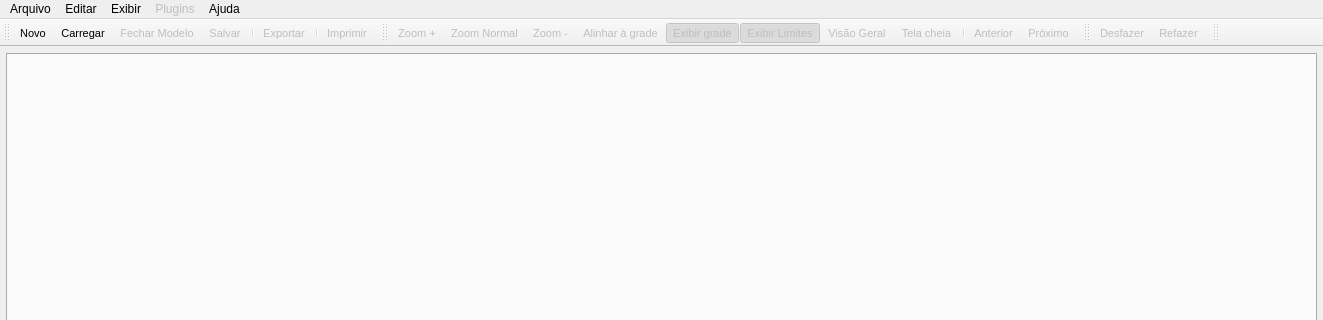
The window that libpgmodeler_ui/ui/formprincipal.ui (pgmodeler/pgmodeler) describes before a commit, drawn with Qt 5; both pictures show x 0 to 1323 and y 0 to 320 of the 1323 by 600 pixel window.
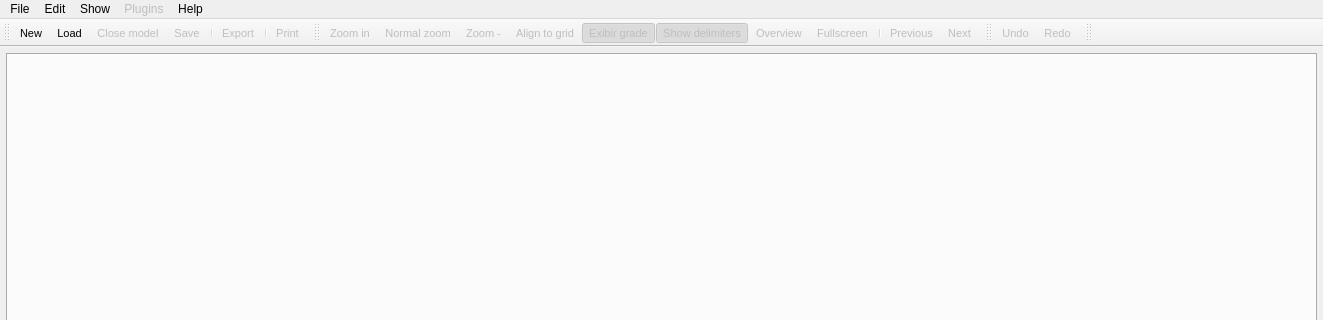
The same window after the commit. Icons and pictures are not drawn.

The edit to the form file:
```diff
--- a/libpgmodeler_ui/ui/formprincipal.ui
+++ b/libpgmodeler_ui/ui/formprincipal.ui
@@ -91,7 +91,7 @@
      <x>0</x>
      <y>0</y>
      <width>1323</width>
-     <height>25</height>
+     <height>21</height>
     </rect>
    </property>
    <property name="defaultUp">
@@ -99,7 +99,7 @@
    </property>
    <widget class="QMenu" name="menuArquivo">
     <property name="title">
-     <string>Arquivo</string>
+     <string>File</string>
     </property>
     <addaction name="action_novo_modelo"/>
     <addaction name="action_carregar_modelo"/>
@@ -116,7 +116,7 @@
    </widget>
    <widget class="QMenu" name="menuEditar">
     <property name="title">
-     <string>Editar</string>
+     <string>Edit</string>
     </property>
     <addaction name="action_desfazer"/>
     <addaction name="action_refazer"/>
@@ -126,13 +126,13 @@
    </widget>
    <widget class="QMenu" name="menuSobre">
     <property name="title">
-     <string>Ajuda</string>
+     <string>Help</string>
     </property>
     <addaction name="action_sobre"/>
    </widget>
    <widget class="QMenu" name="menuExibir">
     <property name="title">
-     <string>Exibir</string>
+     <string>Show</string>
     </property>
     <widget class="QMenu" name="menuFerramentas">
      <property name="title">
@@ -340,7 +340,7 @@
      <normaloff>:/icones/icones/novo.png</normaloff>:/icones/icones/novo.png</iconset>
    </property>
    <property name="text">
-    <string>Novo</string>
+    <string>New</string>
    </property>
    <property name="shortcut">
     <string>Ctrl+N</string>
@@ -355,7 +355,7 @@
      <normaloff>:/icones/icones/salvar.png</normaloff>:/icones/icones/salvar.png</iconset>
    </property>
    <property name="text">
-    <string>Salvar</string>
+    <string>Save</string>
    </property>
    <property name="shortcut">
     <string>Ctrl+S</string>
@@ -370,7 +370,7 @@
      <normaloff>:/icones/icones/zoom_mais.png</normaloff>:/icones/icones/zoom_mais.png</iconset>
    </property>
    <property name="text">
-    <string>Zoom +</string>
+    <string>Zoom in</string>
    </property>
    <property name="toolTip">
     <string>Ampliar zoom</string>
@@ -394,7 +394,7 @@
      <normaloff>:/icones/icones/zoom_menos.png</normaloff>:/icones/icones/zoom_menos.png</iconset>
    </property>
    <property name="text">
-    <string>Zoom -</string>
+    <string>Zoom out</string>
    </property>
    <property name="iconText">
     <string>Zoom -</string>
@@ -412,7 +412,7 @@
      <normaloff>:/icones/icones/abrir.png</normaloff>:/icones/icones/abrir.png</iconset>
    </property>
    <property name="text">
-    <string>Carregar</string>
+    <string>Load</string>
    </property>
    <property name="shortcut">
     <string>Ctrl+O</string>
@@ -427,7 +427,10 @@
      <normaloff>:/icones/icones/proximo.png</normaloff>:/icones/icones/proximo.png</iconset>
    </property>
    <property name="text">
-    <string>Próximo</string>
+    <string>Next</string>
+   </property>
+   <property name="toolTip">
+    <string>Next</string>
    </property>
   </action>
   <action name="action_anterior">
@@ -439,7 +442,7 @@
      <normaloff>:/icones/icones/anterior.png</normaloff>:/icones/icones/anterior.png</iconset>
    </property>
    <property name="text">
-    <string>Anterior</string>
+    <string>Previous</string>
    </property>
   </action>
   <action name="action_ajuda">
@@ -499,7 +502,7 @@
      <normaloff>:/icones/icones/imprimir.png</normaloff>:/icones/icones/imprimir.png</iconset>
    </property>
    <property name="text">
-    <string>Imprimir</string>
+    <string>Print</string>
    </property>
    <property name="shortcut">
     <string>Ctrl+P</string>
@@ -514,7 +517,7 @@
      <normaloff>:/icones/icones/desfazer.png</normaloff>:/icones/icones/desfazer.png</iconset>
    </property>
    <property name="text">
-    <string>Desfazer</string>
+    <string>Undo</string>
    </property>
    <property name="shortcut">
     <string>Ctrl+Z</string>
@@ -529,7 +532,7 @@
      <normaloff>:/icones/icones/refazer.png</normaloff>:/icones/icones/refazer.png</iconset>
    </property>
    <property name="text">
-    <string>Refazer</string>
+    <string>Redo</string>
    </property>
    <property name="shortcut">
     <string>Ctrl+Y</string>
@@ -556,7 +559,7 @@
      <normaloff>:/icones/icones/exportar.png</normaloff>:/icones/icones/exportar.png</iconset>
    </property>
    <property name="text">
-    <string>Exportar</string>
+    <string>Export</string>
    </property>
   </action>
   <action name="action_exibir_grade">
@@ -574,7 +577,7 @@
      <normaloff>:/icones/icones/grade.png</normaloff>:/icones/icones/grade.png</iconset>
    </property>
    <property name="text">
-    <string>Exibir grade</string>
+    <string>Show grid</string>
    </property>
    <property name="iconText">
     <string>Exibir grade</string>
@@ -592,7 +595,7 @@
      <normaloff>:/icones/icones/fechar.png</normaloff>:/icones/icones/fechar.png</iconset>
    </property>
    <property name="text">
-    <string>Fechar Modelo</string>
+    <string>Close model</string>
    </property>
   </action>
   <action name="action_zoom_normal">
@@ -604,7 +607,7 @@
      <normaloff>:/icones/icones/zoom_normal.png</normaloff>:/icones/icones/zoom_normal.png</iconset>
    </property>
    <property name="text">
-    <string>Zoom Normal</string>
+    <string>Normal zoom</string>
    </property>
    <property name="shortcut">
     <string>Ctrl+0</string>
@@ -625,7 +628,7 @@
      <normaloff>:/icones/icones/alinhargrade.png</normaloff>:/icones/icones/alinhargrade.png</iconset>
    </property>
    <property name="text">
-    <string>Alinhar à grade</string>
+    <string>Align to grid</string>
    </property>
    <property name="toolTip">
     <string>Alinhar objetos à grade</string>
@@ -643,7 +646,7 @@
      <normaloff>:/icones/icones/telacheia.png</normaloff>:/icones/icones/telacheia.png</iconset>
    </property>
    <property name="text">
-    <string>Tela cheia</string>
+    <string>Fullscreen</string>
    </property>
    <property name="toolTip">
     <string>Exibe o modelo em tela cheia</string>
@@ -667,7 +670,7 @@
      <normaloff>:/icones/icones/exibirlimpag.png</normaloff>:/icones/icones/exibirlimpag.png</iconset>
    </property>
    <property name="text">
-    <string>Exibir Limites</string>
+    <string>Show delimiters</string>
    </property>
    <property name="toolTip">
     <string>Exibe os limitadores de página</string>
@@ -704,7 +707,7 @@
      <normaloff>:/icones/icones/visaogeral.png</normaloff>:/icones/icones/visaogeral.png</iconset>
    </property>
    <property name="text">
-    <string>Visão Geral</string>
+    <string>Overview</string>
    </property>
    <property name="toolTip">
     <string>Exibe a visão geral do modelo</string>
```
Left out of the diff: 47 changed lines with no effect on the pictures.
